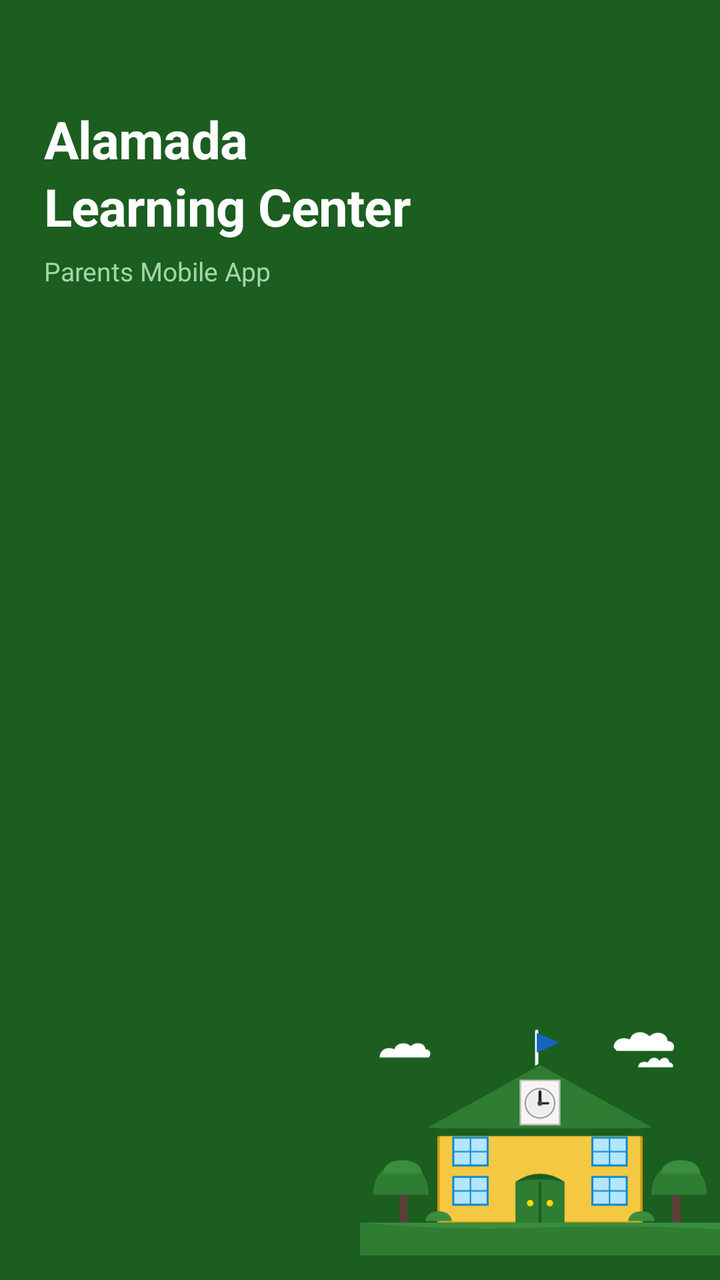
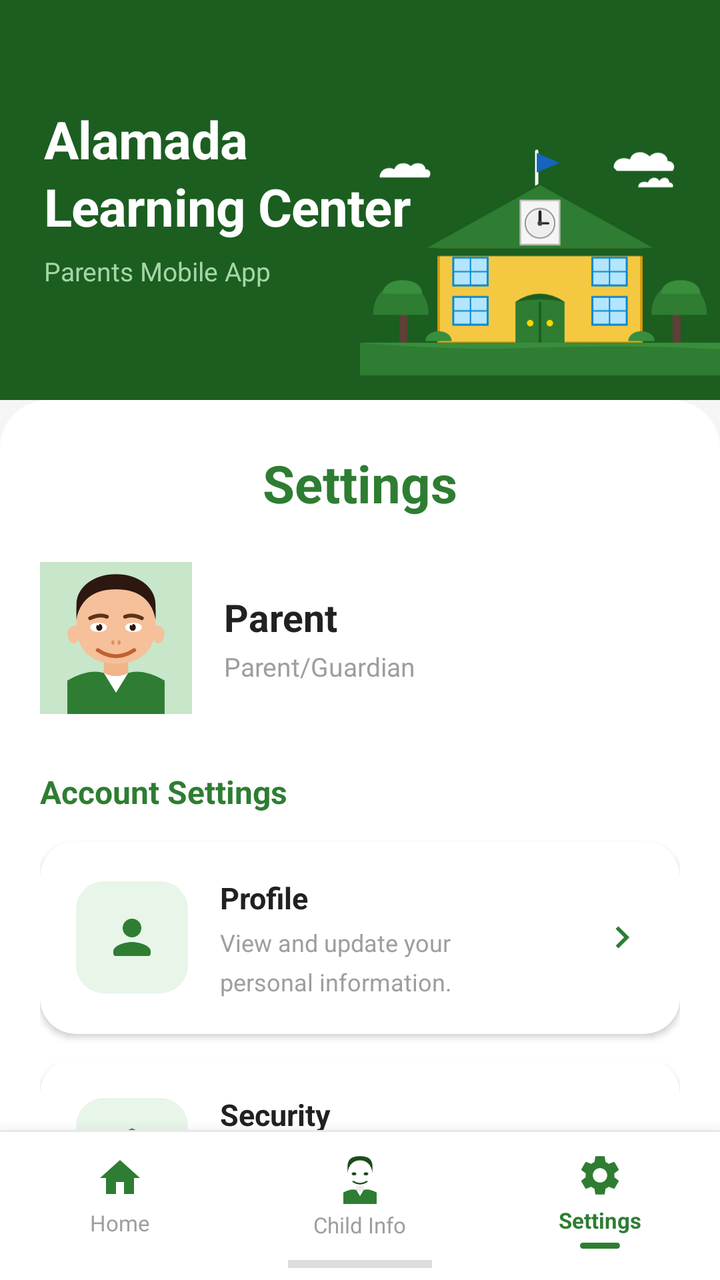

Compare the two renders of this Android layout. The source of the first and the diff that turns it into the second are given below.
<!-- AndroidManifest.xml: application theme Theme.AlamadaChildMonitor -->
<!-- res/layout/activity_settings.xml -->
<?xml version="1.0" encoding="utf-8"?>
<LinearLayout
    xmlns:android="http://schemas.android.com/apk/res/android"
    xmlns:app="http://schemas.android.com/apk/res-auto"
    android:layout_width="match_parent"
    android:layout_height="match_parent"
    android:orientation="vertical"
    android:background="#F5F5F5">

    
    <RelativeLayout
        android:layout_width="match_parent"
        android:layout_height="wrap_content"
        android:background="@drawable/header_green_solid"
        android:paddingStart="22dp"
        android:paddingEnd="0dp"
        android:paddingTop="48dp"
        android:paddingBottom="0dp">

        
        <LinearLayout
            android:layout_width="wrap_content"
            android:layout_height="wrap_content"
            android:orientation="vertical"
            android:layout_alignParentStart="true"
            android:layout_centerVertical="false"
            android:layout_marginTop="4dp">

            <TextView
                android:layout_width="wrap_content"
                android:layout_height="wrap_content"
                android:text="Alamada\nLearning Center"
                android:textColor="#FFFFFF"
                android:textSize="26sp"
                android:textStyle="bold"
                android:lineSpacingMultiplier="1.1"
                android:letterSpacing="-0.01"/>

            <TextView
                android:layout_width="wrap_content"
                android:layout_height="wrap_content"
                android:text="Parents Mobile App"
                android:textColor="#A5D6A7"
                android:textSize="13sp"
                android:layout_marginTop="6dp"/>
        </LinearLayout>

        
        <ImageView
            android:layout_width="180dp"
            android:layout_height="160dp"
            android:src="@drawable/ic_school_building"
            android:scaleType="fitEnd"
            android:adjustViewBounds="true"
            android:layout_alignParentEnd="true"
            android:layout_alignParentBottom="true"
            android:contentDescription="School building"/>

    </RelativeLayout>

    
    <androidx.core.widget.NestedScrollView
        android:layout_width="match_parent"
        android:layout_height="0dp"
        android:layout_weight="1"
        android:fillViewport="true"
        android:overScrollMode="never">

        <LinearLayout
            android:layout_width="match_parent"
            android:layout_height="wrap_content"
            android:orientation="vertical"
            android:background="@drawable/rounded_top_white"
            android:paddingStart="20dp"
            android:paddingEnd="20dp"
            android:paddingTop="24dp"
            android:paddingBottom="28dp">

            
            <TextView
                android:layout_width="match_parent"
                android:layout_height="wrap_content"
                android:text="Settings"
                android:textSize="26sp"
                android:textStyle="bold"
                android:textColor="#2E7D32"
                android:gravity="center"
                android:layout_marginBottom="22dp"/>

            
            <LinearLayout
                android:layout_width="match_parent"
                android:layout_height="wrap_content"
                android:orientation="horizontal"
                android:gravity="center_vertical"
                android:layout_marginBottom="28dp">

                
                <FrameLayout
                    android:layout_width="76dp"
                    android:layout_height="76dp"
                    android:layout_marginEnd="16dp">

                    <View
                        android:layout_width="76dp"
                        android:layout_height="76dp"
                        android:background="@drawable/circle_avatar_bg"/>

                    
                    <ImageView
                        android:id="@+id/iv_avatar"
                        android:layout_width="76dp"
                        android:layout_height="76dp"
                        android:src="@drawable/ic_parent_avatar"
                        android:scaleType="fitCenter"
                        android:contentDescription="Avatar"/>

                    
                    <TextView
                        android:id="@+id/tv_avatar"
                        android:layout_width="76dp"
                        android:layout_height="76dp"
                        android:gravity="center"
                        android:text="P"
                        android:textSize="34sp"
                        android:textStyle="bold"
                        android:visibility="gone"
                        android:textColor="#2E7D32"/>

                </FrameLayout>

                
                <LinearLayout
                    android:layout_width="0dp"
                    android:layout_height="wrap_content"
                    android:layout_weight="1"
                    android:orientation="vertical">

                    <TextView
                        android:id="@+id/tv_name"
                        android:layout_width="wrap_content"
                        android:layout_height="wrap_content"
                        android:text="Parent"
                        android:textSize="19sp"
                        android:textStyle="bold"
                        android:textColor="#212121"/>

                    <TextView
                        android:id="@+id/tv_role_label"
                        android:layout_width="wrap_content"
                        android:layout_height="wrap_content"
                        android:text="Parent/Guardian"
                        android:textSize="13sp"
                        android:textColor="#9E9E9E"
                        android:layout_marginTop="3dp"/>
                </LinearLayout>
            </LinearLayout>

            
            <TextView
                android:layout_width="wrap_content"
                android:layout_height="wrap_content"
                android:text="Account Settings"
                android:textSize="16sp"
                android:textStyle="bold"
                android:textColor="#2E7D32"
                android:layout_marginBottom="14dp"/>

            
            <androidx.cardview.widget.CardView
                android:id="@+id/card_profile"
                android:layout_width="match_parent"
                android:layout_height="wrap_content"
                android:layout_marginBottom="12dp"
                android:foreground="?attr/selectableItemBackground"
                android:clickable="true"
                android:focusable="true"
                app:cardCornerRadius="18dp"
                app:cardElevation="2dp"
                app:cardBackgroundColor="#FFFFFF">

                <LinearLayout
                    android:layout_width="match_parent"
                    android:layout_height="wrap_content"
                    android:orientation="horizontal"
                    android:padding="18dp"
                    android:gravity="center_vertical">

                    
                    <FrameLayout
                        android:layout_width="56dp"
                        android:layout_height="56dp"
                        android:layout_marginEnd="16dp"
                        android:background="@drawable/quick_icon_bg_green">

                        <ImageView
                            android:layout_width="28dp"
                            android:layout_height="28dp"
                            android:layout_gravity="center"
                            android:src="@drawable/ic_profile"
                            android:contentDescription="Profile"/>
                    </FrameLayout>

                    
                    <LinearLayout
                        android:layout_width="0dp"
                        android:layout_height="wrap_content"
                        android:layout_weight="1"
                        android:orientation="vertical">

                        <TextView
                            android:layout_width="wrap_content"
                            android:layout_height="wrap_content"
                            android:text="Profile"
                            android:textSize="15sp"
                            android:textStyle="bold"
                            android:textColor="#212121"/>

                        <TextView
                            android:layout_width="wrap_content"
                            android:layout_height="wrap_content"
                            android:text="View and update your\npersonal information."
                            android:textSize="12sp"
                            android:textColor="#9E9E9E"
                            android:lineSpacingMultiplier="1.35"
                            android:layout_marginTop="4dp"/>
                    </LinearLayout>

                    
                    <ImageView
                        android:layout_width="22dp"
                        android:layout_height="22dp"
                        android:src="@drawable/ic_arrow_right"
                        android:layout_marginStart="8dp"
                        android:contentDescription="Open"/>

                </LinearLayout>
            </androidx.cardview.widget.CardView>

            
            <androidx.cardview.widget.CardView
                android:id="@+id/card_security"
                android:layout_width="match_parent"
                android:layout_height="wrap_content"
                android:layout_marginBottom="12dp"
                android:foreground="?attr/selectableItemBackground"
                android:clickable="true"
                android:focusable="true"
                app:cardCornerRadius="18dp"
                app:cardElevation="2dp"
                app:cardBackgroundColor="#FFFFFF">

                <LinearLayout
                    android:layout_width="match_parent"
                    android:layout_height="wrap_content"
                    android:orientation="horizontal"
                    android:padding="18dp"
                    android:gravity="center_vertical">

                    <FrameLayout
                        android:layout_width="56dp"
                        android:layout_height="56dp"
                        android:layout_marginEnd="16dp"
                        android:background="@drawable/quick_icon_bg_green">

                        <ImageView
                            android:layout_width="28dp"
                            android:layout_height="28dp"
                            android:layout_gravity="center"
                            android:src="@drawable/ic_security"
                            android:contentDescription="Security"/>
                    </FrameLayout>

                    <LinearLayout
                        android:layout_width="0dp"
                        android:layout_height="wrap_content"
                        android:layout_weight="1"
                        android:orientation="vertical">

                        <TextView
                            android:layout_width="wrap_content"
                            android:layout_height="wrap_content"
                            android:text="Security"
                            android:textSize="15sp"
                            android:textStyle="bold"
                            android:textColor="#212121"/>

                        <TextView
                            android:layout_width="wrap_content"
                            android:layout_height="wrap_content"
                            android:text="Change your password and\nmanage security settings."
                            android:textSize="12sp"
                            android:textColor="#9E9E9E"
                            android:lineSpacingMultiplier="1.35"
                            android:layout_marginTop="4dp"/>
                    </LinearLayout>

                    <ImageView
                        android:layout_width="22dp"
                        android:layout_height="22dp"
                        android:src="@drawable/ic_arrow_right"
                        android:layout_marginStart="8dp"
                        android:contentDescription="Open"/>

                </LinearLayout>
            </androidx.cardview.widget.CardView>

            
            <androidx.cardview.widget.CardView
                android:id="@+id/card_notifications"
                android:layout_width="match_parent"
                android:layout_height="wrap_content"
                android:layout_marginBottom="4dp"
                android:foreground="?attr/selectableItemBackground"
                android:clickable="true"
                android:focusable="true"
                app:cardCornerRadius="18dp"
                app:cardElevation="2dp"
                app:cardBackgroundColor="#FFFFFF">

                <LinearLayout
                    android:layout_width="match_parent"
                    android:layout_height="wrap_content"
                    android:orientation="horizontal"
                    android:padding="18dp"
                    android:gravity="center_vertical">

                    <FrameLayout
                        android:layout_width="56dp"
                        android:layout_height="56dp"
                        android:layout_marginEnd="16dp"
                        android:background="@drawable/quick_icon_bg_green">

                        <ImageView
                            android:layout_width="28dp"
                            android:layout_height="28dp"
                            android:layout_gravity="center"
                            android:src="@drawable/ic_bell_card"
                            android:contentDescription="Notifications"/>
                    </FrameLayout>

                    <LinearLayout
                        android:layout_width="0dp"
                        android:layout_height="wrap_content"
                        android:layout_weight="1"
                        android:orientation="vertical">

                        <TextView
                            android:layout_width="wrap_content"
                            android:layout_height="wrap_content"
                            android:text="Notifications"
                            android:textSize="15sp"
                            android:textStyle="bold"
                            android:textColor="#212121"/>

                        <TextView
                            android:layout_width="wrap_content"
                            android:layout_height="wrap_content"
                            android:text="View important announcements\nand updates."
                            android:textSize="12sp"
                            android:textColor="#9E9E9E"
                            android:lineSpacingMultiplier="1.35"
                            android:layout_marginTop="4dp"/>
                    </LinearLayout>

                    <ImageView
                        android:layout_width="22dp"
                        android:layout_height="22dp"
                        android:src="@drawable/ic_arrow_right"
                        android:layout_marginStart="8dp"
                        android:contentDescription="Open"/>

                </LinearLayout>
            </androidx.cardview.widget.CardView>

            
            <TextView
                android:id="@+id/card_logout"
                android:layout_width="match_parent"
                android:layout_height="wrap_content"
                android:text="Log Out"
                android:textSize="14sp"
                android:textColor="#C62828"
                android:textStyle="bold"
                android:gravity="center"
                android:padding="18dp"
                android:layout_marginTop="10dp"
                android:background="?attr/selectableItemBackground"
                android:clickable="true"
                android:focusable="true"/>

        </LinearLayout>
    </androidx.core.widget.NestedScrollView>

    
    <LinearLayout
        android:layout_width="match_parent"
        android:layout_height="wrap_content"
        android:orientation="vertical"
        android:background="#FFFFFF"
        android:elevation="12dp">

        
        <View
            android:layout_width="match_parent"
            android:layout_height="1dp"
            android:background="#E8E8E8"/>

        
        <LinearLayout
            android:layout_width="match_parent"
            android:layout_height="62dp"
            android:orientation="horizontal">

            
            <LinearLayout
                android:id="@+id/tab_home"
                android:layout_width="0dp"
                android:layout_height="match_parent"
                android:layout_weight="1"
                android:orientation="vertical"
                android:gravity="center"
                android:paddingTop="8dp"
                android:paddingBottom="6dp"
                android:background="?attr/selectableItemBackgroundBorderless"
                android:clickable="true"
                android:focusable="true">

                <ImageView
                    android:layout_width="24dp"
                    android:layout_height="24dp"
                    android:src="@drawable/ic_home"
                    android:contentDescription="Home"/>

                <TextView
                    android:layout_width="wrap_content"
                    android:layout_height="wrap_content"
                    android:text="Home"
                    android:textSize="11sp"
                    android:textColor="#9E9E9E"
                    android:layout_marginTop="3dp"/>

            </LinearLayout>

            
            <LinearLayout
                android:id="@+id/tab_child"
                android:layout_width="0dp"
                android:layout_height="match_parent"
                android:layout_weight="1"
                android:orientation="vertical"
                android:gravity="center"
                android:paddingTop="8dp"
                android:paddingBottom="6dp"
                android:background="?attr/selectableItemBackgroundBorderless"
                android:clickable="true"
                android:focusable="true">

                <ImageView
                    android:layout_width="26dp"
                    android:layout_height="26dp"
                    android:src="@drawable/ic_child_nav"
                    android:scaleType="fitCenter"
                    android:contentDescription="Child Info"/>

                <TextView
                    android:layout_width="wrap_content"
                    android:layout_height="wrap_content"
                    android:text="Child Info"
                    android:textSize="11sp"
                    android:textColor="#9E9E9E"
                    android:layout_marginTop="3dp"/>

            </LinearLayout>

            
            <LinearLayout
                android:layout_width="0dp"
                android:layout_height="match_parent"
                android:layout_weight="1"
                android:orientation="vertical"
                android:gravity="center"
                android:paddingTop="8dp"
                android:paddingBottom="2dp">

                <ImageView
                    android:layout_width="24dp"
                    android:layout_height="24dp"
                    android:src="@drawable/ic_settings_active"
                    android:contentDescription="Settings"/>

                <TextView
                    android:layout_width="wrap_content"
                    android:layout_height="wrap_content"
                    android:text="Settings"
                    android:textSize="11sp"
                    android:textColor="#2E7D32"
                    android:textStyle="bold"
                    android:layout_marginTop="3dp"/>

                
                <View
                    android:layout_width="20dp"
                    android:layout_height="3dp"
                    android:background="@drawable/tab_active_indicator"
                    android:layout_marginTop="4dp"/>

            </LinearLayout>

        </LinearLayout>

        
        <View
            android:layout_width="72dp"
            android:layout_height="4dp"
            android:background="#212121"
            android:alpha="0.15"
            android:layout_gravity="center_horizontal"
            android:layout_marginTop="2dp"
            android:layout_marginBottom="6dp"/>

    </LinearLayout>

</LinearLayout>
<!-- resources referenced by this layout -->
<resources>
  <!-- drawable circle_avatar_bg (drawable) -->
  <?xml version="1.0" encoding="utf-8"?>
  <shape xmlns:android="http://schemas.android.com/apk/res/android"
      android:shape="oval">
      <solid android:color="#E8F5E9"/>
      <stroke android:width="2dp" android:color="#A5D6A7"/>
  </shape>
  <!-- drawable header_green_solid (drawable) -->
  <?xml version="1.0" encoding="utf-8"?>
  <shape xmlns:android="http://schemas.android.com/apk/res/android"
      android:shape="rectangle">
      <solid android:color="#1B5E20"/>
  </shape>
  <!-- drawable ic_arrow_right (drawable) -->
  <?xml version="1.0" encoding="utf-8"?>
  <vector xmlns:android="http://schemas.android.com/apk/res/android"
      android:width="24dp"
      android:height="24dp"
      android:viewportWidth="24"
      android:viewportHeight="24">
      <path
          android:fillColor="#2E7D32"
          android:pathData="M8.59,16.59L13.17,12 8.59,7.41 10,6l6,6-6,6-1.41-1.41z"/>
  </vector>
  <!-- drawable ic_bell_card (drawable) -->
  <?xml version="1.0" encoding="utf-8"?>
  <vector xmlns:android="http://schemas.android.com/apk/res/android"
      android:width="28dp"
      android:height="28dp"
      android:viewportWidth="24"
      android:viewportHeight="24">
      <path
          android:fillColor="#2E7D32"
          android:pathData="M12,22c1.1,0 2,-0.9 2,-2h-4c0,1.1 0.9,2 2,2zM18,16v-5c0,-3.07 -1.64,-5.64 -4.5,-6.32L13.5,4c0,-0.83 -0.67,-1.5 -1.5,-1.5s-1.5,0.67 -1.5,1.5v0.68C7.63,5.36 6,7.92 6,11v5l-2,2v1h16v-1l-2,-2z"/>
  </vector>
  <!-- drawable ic_home (drawable) -->
  <?xml version="1.0" encoding="utf-8"?>
  <vector xmlns:android="http://schemas.android.com/apk/res/android"
      android:width="24dp"
      android:height="24dp"
      android:viewportWidth="24"
      android:viewportHeight="24">
      <path
          android:fillColor="#2E7D32"
          android:pathData="M10,20v-6h4v6h5v-8h3L12,3 2,12h3v8z"/>
  </vector>
  <!-- drawable quick_icon_bg_green (drawable) -->
  <?xml version="1.0" encoding="utf-8"?>
  <shape xmlns:android="http://schemas.android.com/apk/res/android"
      android:shape="rectangle">
      <solid android:color="#E8F5E9"/>
      <corners android:radius="14dp"/>
  </shape>
  <!-- drawable rounded_top_white (drawable) -->
  <?xml version="1.0" encoding="utf-8"?>
  <shape xmlns:android="http://schemas.android.com/apk/res/android"
      android:shape="rectangle">
      <solid android:color="#FFFFFF"/>
      <corners
          android:topLeftRadius="24dp"
          android:topRightRadius="24dp"
          android:bottomLeftRadius="0dp"
          android:bottomRightRadius="0dp"/>
  </shape>
  <!-- drawable tab_active_indicator (drawable) -->
  <?xml version="1.0" encoding="utf-8"?>
  <shape xmlns:android="http://schemas.android.com/apk/res/android"
      android:shape="rectangle">
      <solid android:color="#2E7D32"/>
      <corners android:radius="4dp"/>
  </shape>
  <style name="Theme.AlamadaChildMonitor" parent="Theme.MaterialComponents.DayNight.NoActionBar">
          <item name="colorPrimary">@color/primary</item>
          <item name="colorPrimaryDark">@color/primary_dark</item>
          <item name="colorAccent">@color/accent</item>
          <item name="android:windowBackground">@color/background</item>
          <item name="android:statusBarColor">@color/primary_dark</item>
          <item name="android:navigationBarColor">@color/white</item>
      </style>
  <color name="primary">         #2E7D32</color>
  <color name="primary_dark">    #1B5E20</color>
  <color name="accent">          #FF6F00</color>
  <color name="background">      #F5F5F5</color>
  <color name="white">           #FFFFFF</color>
  <!-- unchanged entries left out for length: 6 -->
</resources>

<!-- the commit's change to res/layout/activity_settings.xml (unified diff, before → after) -->
@@ -10,7 +10,7 @@
     
     <RelativeLayout
         android:layout_width="match_parent"
-        android:layout_height="wrap_content"
+        android:layout_height="200dp"
         android:background="@drawable/header_green_solid"
         android:paddingStart="22dp"
         android:paddingEnd="0dp"
